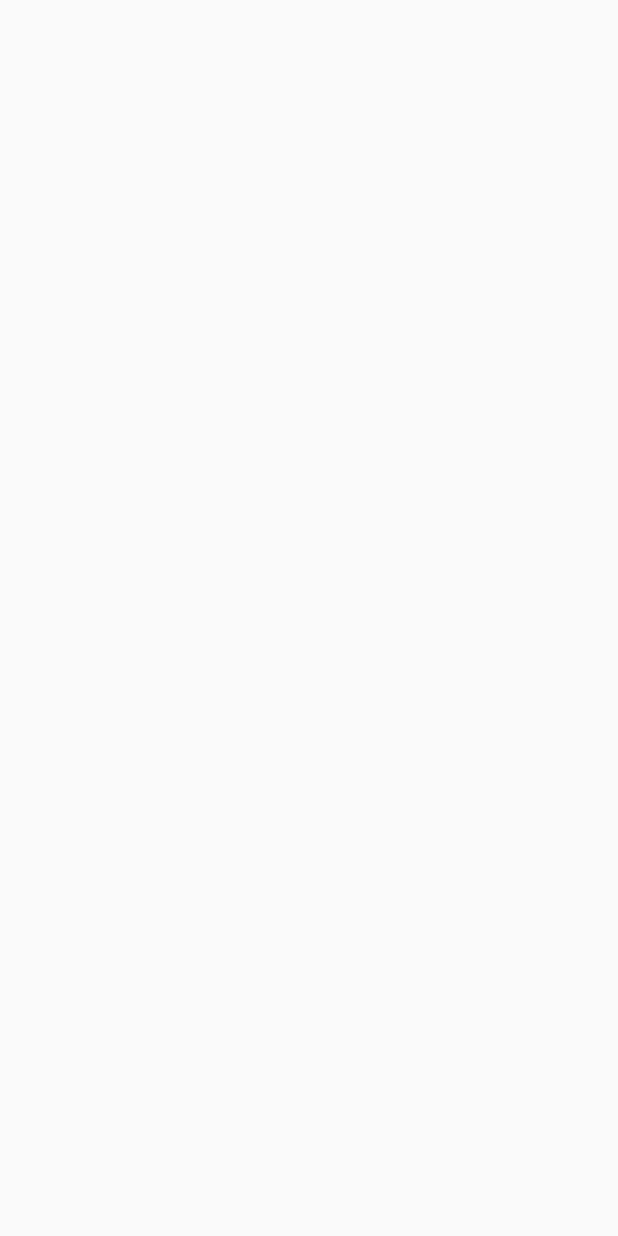
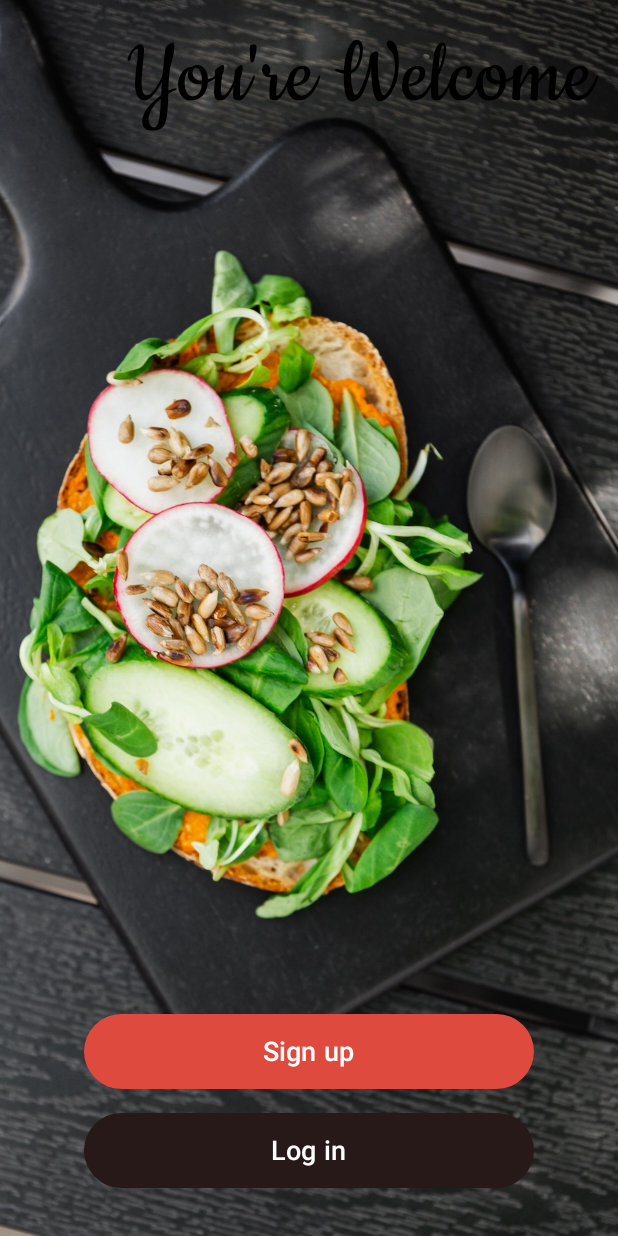
Before and after one commit to L10n42/Recipes-Book, an Android app built with Jetpack Compose: the screen it shows after launch (MainActivity), on a phone screen of 412 x 824 dp. Before the commit the screen is empty. Run offline under Robolectric (Android 15) with nearby library versions, the phone set to English and light mode, and no system bars.

```diff
--- a/app/build.gradle.kts
+++ b/app/build.gradle.kts
@@ -43,7 +43,7 @@ android {
         compose = true
     }
     composeOptions {
-        kotlinCompilerExtensionVersion = "1.4.3"
+        kotlinCompilerExtensionVersion = "1.5.2"
     }
     packaging {
         resources {
--- a/app/src/main/java/com/kappdev/recipesbook/MainActivity.kt
+++ b/app/src/main/java/com/kappdev/recipesbook/MainActivity.kt
@@ -3,13 +3,9 @@ package com.kappdev.recipesbook
 import android.os.Bundle
 import androidx.activity.ComponentActivity
 import androidx.activity.compose.setContent
-import androidx.compose.foundation.layout.fillMaxSize
-import androidx.compose.material3.MaterialTheme
-import androidx.compose.material3.Surface
-import androidx.compose.material3.Text
-import androidx.compose.runtime.Composable
-import androidx.compose.ui.Modifier
-import androidx.compose.ui.tooling.preview.Preview
+import androidx.navigation.compose.rememberNavController
+import com.kappdev.recipesbook.core.presentation.navigation.Screen
+import com.kappdev.recipesbook.core.presentation.navigation.SetupNavGraph
 import com.kappdev.recipesbook.ui.theme.RecipesBookTheme
 
 class MainActivity : ComponentActivity() {
@@ -17,8 +13,13 @@ class MainActivity : ComponentActivity() {
     override fun onCreate(savedInstanceState: Bundle?) {
         super.onCreate(savedInstanceState)
         setContent {
-            RecipesBookTheme {
+            RecipesBookTheme(darkTheme = false) {
+                val navController = rememberNavController()
 
+                SetupNavGraph(
+                    navController = navController,
+                    startScreen = Screen.Greeting
+                )
             }
         }
     }
--- /dev/null
+++ b/app/src/main/java/com/kappdev/recipesbook/auth_feature/presentation/greeting/components/GreetingScreen.kt
@@ -0,0 +1,116 @@
+package com.kappdev.recipesbook.auth_feature.presentation.greeting.components
+
+import androidx.compose.foundation.Image
+import androidx.compose.foundation.layout.Arrangement
+import androidx.compose.foundation.layout.Box
+import androidx.compose.foundation.layout.Column
+import androidx.compose.foundation.layout.fillMaxSize
+import androidx.compose.foundation.layout.height
+import androidx.compose.foundation.layout.padding
+import androidx.compose.foundation.layout.width
+import androidx.compose.foundation.shape.CircleShape
+import androidx.compose.material3.Button
+import androidx.compose.material3.ButtonDefaults
+import androidx.compose.material3.MaterialTheme
+import androidx.compose.material3.Text
+import androidx.compose.runtime.Composable
+import androidx.compose.ui.Alignment
+import androidx.compose.ui.Modifier
+import androidx.compose.ui.layout.ContentScale
+import androidx.compose.ui.res.painterResource
+import androidx.compose.ui.res.stringResource
+import androidx.compose.ui.unit.dp
+import androidx.compose.ui.unit.sp
+import androidx.navigation.NavHostController
+import com.kappdev.recipesbook.R
+import com.kappdev.recipesbook.ui.theme.CookieFontFamily
+
+@Composable
+fun GreetingScreen(
+    navController: NavHostController
+) {
+    Box {
+        Image(
+            painter = painterResource(R.drawable.greeting_background),
+            contentDescription = stringResource(R.string.greeting_background_image),
+            contentScale = ContentScale.Crop,
+            modifier = Modifier.fillMaxSize()
+        )
+
+        GreetingText(
+            modifier = Modifier
+                .align(Alignment.TopEnd)
+                .padding(16.dp)
+        )
+
+        Column(
+            modifier = Modifier
+                .align(Alignment.BottomCenter)
+                .padding(bottom = 32.dp),
+            verticalArrangement = Arrangement.spacedBy(16.dp)
+        ) {
+            SignUpButton {
+
+            }
+            LoginButton {
+
+            }
+        }
+    }
+}
+
+@Composable
+private fun GreetingText(
+    modifier: Modifier = Modifier
+) {
+    Text(
+        text = stringResource(R.string.greeting),
+        fontSize = 64.sp,
+        modifier = modifier,
+        fontFamily = CookieFontFamily
+    )
+}
+
+@Composable
+private fun SignUpButton(
+    onClick: () -> Unit
+) {
+    Button(
+        onClick = onClick,
+        shape = CircleShape,
+        colors = ButtonDefaults.buttonColors(
+            containerColor = MaterialTheme.colorScheme.primary,
+            contentColor = MaterialTheme.colorScheme.onPrimary
+        ),
+        modifier = Modifier
+            .height(50.dp)
+            .width(300.dp)
+    ) {
+        Text(
+            text = stringResource(R.string.sign_up),
+            fontSize = 18.sp
+        )
+    }
+}
+
+@Composable
+private fun LoginButton(
+    onClick: () -> Unit
+) {
+    Button(
+        onClick = onClick,
+        shape = CircleShape,
+        colors = ButtonDefaults.buttonColors(
+            containerColor = MaterialTheme.colorScheme.tertiary,
+            contentColor = MaterialTheme.colorScheme.onTertiary
+        ),
+        modifier = Modifier
+            .height(50.dp)
+            .width(300.dp)
+    ) {
+        Text(
+            text = stringResource(R.string.log_in),
+            fontSize = 18.sp
+        )
+    }
+}
--- /dev/null
+++ b/app/src/main/java/com/kappdev/recipesbook/core/presentation/navigation/NavGraph.kt
@@ -0,0 +1,22 @@
+package com.kappdev.recipesbook.core.presentation.navigation
+
+import androidx.compose.runtime.Composable
+import androidx.navigation.NavHostController
+import androidx.navigation.compose.NavHost
+import androidx.navigation.compose.composable
+import com.kappdev.recipesbook.auth_feature.presentation.greeting.components.GreetingScreen
+
+@Composable
+fun SetupNavGraph(
+    navController: NavHostController,
+    startScreen: Screen
+) {
+    NavHost(
+        navController = navController,
+        startDestination = startScreen.route
+    ) {
+        composable(Screen.Greeting.route) {
+            GreetingScreen(navController)
+        }
+    }
+}
--- /dev/null
+++ b/app/src/main/java/com/kappdev/recipesbook/core/presentation/navigation/Screen.kt
@@ -0,0 +1,5 @@
+package com.kappdev.recipesbook.core.presentation.navigation
+
+sealed class Screen(val route: String) {
+    data object Greeting: Screen("greeting_screen")
+}
--- a/app/src/main/java/com/kappdev/recipesbook/ui/theme/Color.kt
+++ b/app/src/main/java/com/kappdev/recipesbook/ui/theme/Color.kt
@@ -2,10 +2,15 @@ package com.kappdev.recipesbook.ui.theme
 
 import androidx.compose.ui.graphics.Color
 
+val Pink80 = Color(0xFFEFB8C8)
 val Purple80 = Color(0xFFD0BCFF)
 val PurpleGrey80 = Color(0xFFCCC2DC)
-val Pink80 = Color(0xFFEFB8C8)
 
+val Pink40 = Color(0xFF7D5260)
 val Purple40 = Color(0xFF6650a4)
 val PurpleGrey40 = Color(0xFF625b71)
-val Pink40 = Color(0xFF7D5260)
+
+val Platinum = Color(0xFFE8E8E8)
+val Licorice = Color(0xFF271918)
+val Vermilion = Color(0xFFDF4A3F)
+val OxfordBlue = Color(0xFF002147)
--- a/app/src/main/java/com/kappdev/recipesbook/ui/theme/Theme.kt
+++ b/app/src/main/java/com/kappdev/recipesbook/ui/theme/Theme.kt
@@ -10,21 +10,26 @@ import androidx.compose.material3.dynamicLightColorScheme
 import androidx.compose.material3.lightColorScheme
 import androidx.compose.runtime.Composable
 import androidx.compose.runtime.SideEffect
+import androidx.compose.ui.graphics.Color
 import androidx.compose.ui.graphics.toArgb
 import androidx.compose.ui.platform.LocalContext
 import androidx.compose.ui.platform.LocalView
 import androidx.core.view.WindowCompat
 
 private val DarkColorScheme = darkColorScheme(
-    primary = Purple80,
-    secondary = PurpleGrey80,
-    tertiary = Pink80
+    primary = Vermilion,
+    secondary = OxfordBlue,
+    tertiary = Pink80,
 )
 
 private val LightColorScheme = lightColorScheme(
-    primary = Purple40,
-    secondary = PurpleGrey40,
-    tertiary = Pink40
+    primary = Vermilion,
+    onPrimary = Color.White,
+    secondary = OxfordBlue,
+    tertiary = Licorice,
+    onTertiary = Color.White,
+    surface = Color.White,
+    background = Platinum,
 
     /* Other default colors to override
     background = Color(0xFFFFFBFE),
@@ -41,7 +46,7 @@ private val LightColorScheme = lightColorScheme(
 fun RecipesBookTheme(
     darkTheme: Boolean = isSystemInDarkTheme(),
     // Dynamic color is available on Android 12+
-    dynamicColor: Boolean = true,
+    dynamicColor: Boolean = false,
     content: @Composable () -> Unit
 ) {
     val colorScheme = when {
--- a/app/src/main/java/com/kappdev/recipesbook/ui/theme/Type.kt
+++ b/app/src/main/java/com/kappdev/recipesbook/ui/theme/Type.kt
@@ -2,9 +2,15 @@ package com.kappdev.recipesbook.ui.theme
 
 import androidx.compose.material3.Typography
 import androidx.compose.ui.text.TextStyle
+import androidx.compose.ui.text.font.Font
 import androidx.compose.ui.text.font.FontFamily
 import androidx.compose.ui.text.font.FontWeight
 import androidx.compose.ui.unit.sp
+import com.kappdev.recipesbook.R
+
+val CookieFontFamily = FontFamily(
+    Font(R.font.cookie_regular, weight = FontWeight.Normal)
+)
 
 // Set of Material typography styles to start with
 val Typography = Typography(
--- /dev/null
+++ b/app/src/main/res/values/descriptions.xml
@@ -0,0 +1,4 @@
+<?xml version="1.0" encoding="utf-8"?>
+<resources>
+    <string name="greeting_background_image">greeting_background_image</string>
+</resources>
--- a/app/src/main/res/values/strings.xml
+++ b/app/src/main/res/values/strings.xml
@@ -1,3 +1,6 @@
 <resources>
     <string name="app_name">Recipes Book</string>
+    <string name="log_in">Log in</string>
+    <string name="sign_up">Sign up</string>
+    <string name="greeting">You\'re Welcome</string>
 </resources>
```
Also changed, not shown: app/src/main/res/drawable/greeting_background.jpg (added), app/src/main/res/font/cookie_regular.ttf (added), 1 other file.
